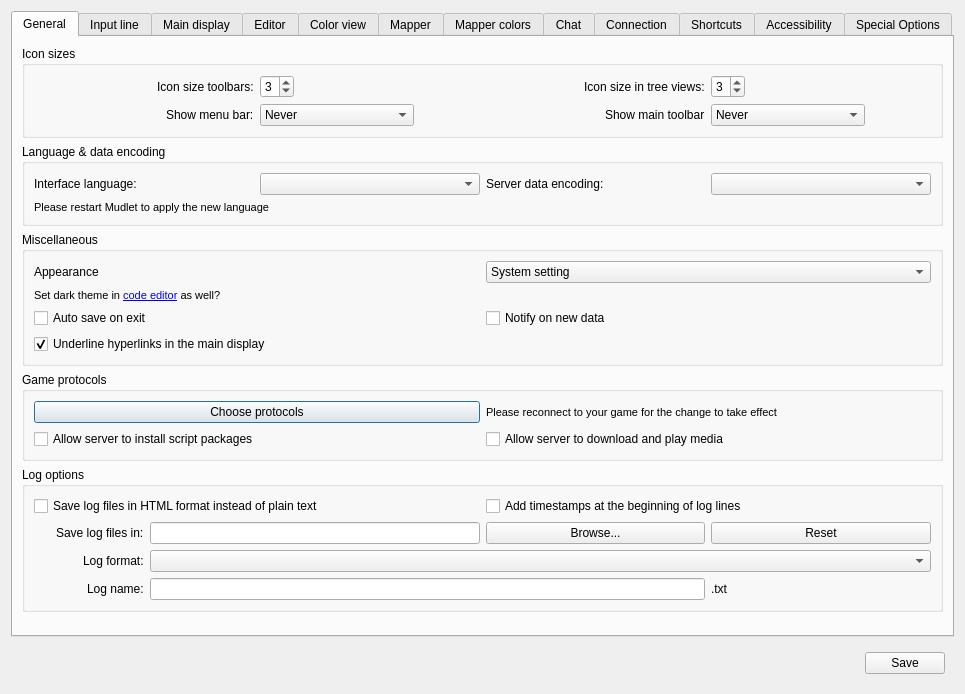
Old version of the form src/ui/profile_preferences.ui in the repository sammerpetria/Mudlet.
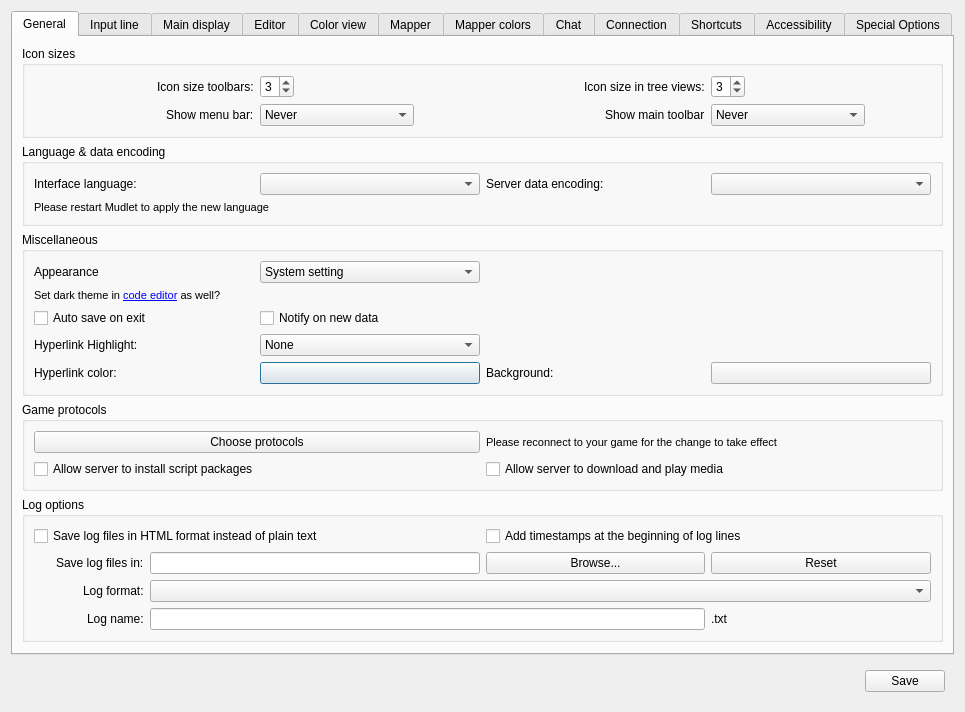
New version of the form. Icons and pictures are not drawn. Custom widgets are drawn as their Qt base class.

Commit message: Add color options for hyperlink highlight

Patch:
```diff
--- a/src/ui/profile_preferences.ui
+++ b/src/ui/profile_preferences.ui
@@ -296,13 +296,77 @@
             </property>
            </widget>
           </item>
-          <item row="3" column="0" colspan="2">
-           <widget class="QCheckBox" name="checkBox_underlineHyperlinks">
+          <item row="3" column="0">
+           <widget class="QLabel" name="label_hyperlinkHighlight">
             <property name="text">
-             <string>Underline hyperlinks in the main display</string>
+             <string>Hyperlink Highlight:</string>
             </property>
-            <property name="checked">
+            <property name="buddy">
+             <cstring>comboBox_hyperlinkStyle</cstring>
+            </property>
+           </widget>
+          </item>
+          <item row="3" column="1">
+           <widget class="QComboBox" name="comboBox_hyperlinkStyle">
+            <item>
+             <property name="text">
+              <string>None</string>
+             </property>
+            </item>
+            <item>
+             <property name="text">
+              <string>Underline</string>
+             </property>
+            </item>
+            <item>
+             <property name="text">
+              <string>Bold</string>
+             </property>
+            </item>
+            <item>
+             <property name="text">
+              <string>Italic</string>
+             </property>
+            </item>
+           </widget>
+          </item>
+          <item row="4" column="0">
+           <widget class="QLabel" name="label_hyperlinkColor">
+            <property name="text">
+             <string>Hyperlink color:</string>
+            </property>
+            <property name="buddy">
+             <cstring>pushButton_hyperlinkFgColor</cstring>
+            </property>
+           </widget>
+          </item>
+          <item row="4" column="1">
+           <widget class="QPushButton" name="pushButton_hyperlinkFgColor">
+            <property name="autoFillBackground">
              <bool>true</bool>
+            </property>
+            <property name="text">
+             <string/>
+            </property>
+           </widget>
+          </item>
+          <item row="4" column="2">
+           <widget class="QLabel" name="label_hyperlinkBgColor">
+            <property name="text">
+             <string>Background:</string>
+            </property>
+            <property name="buddy">
+             <cstring>pushButton_hyperlinkBgColor</cstring>
+            </property>
+           </widget>
+          </item>
+          <item row="4" column="3">
+           <widget class="QPushButton" name="pushButton_hyperlinkBgColor">
+            <property name="autoFillBackground">
+             <bool>true</bool>
+            </property>
+            <property name="text">
+             <string/>
             </property>
            </widget>
           </item>
```
Left out of the diff: 5 changed lines with no effect on the pictures. The commit also changes 8 other files.
